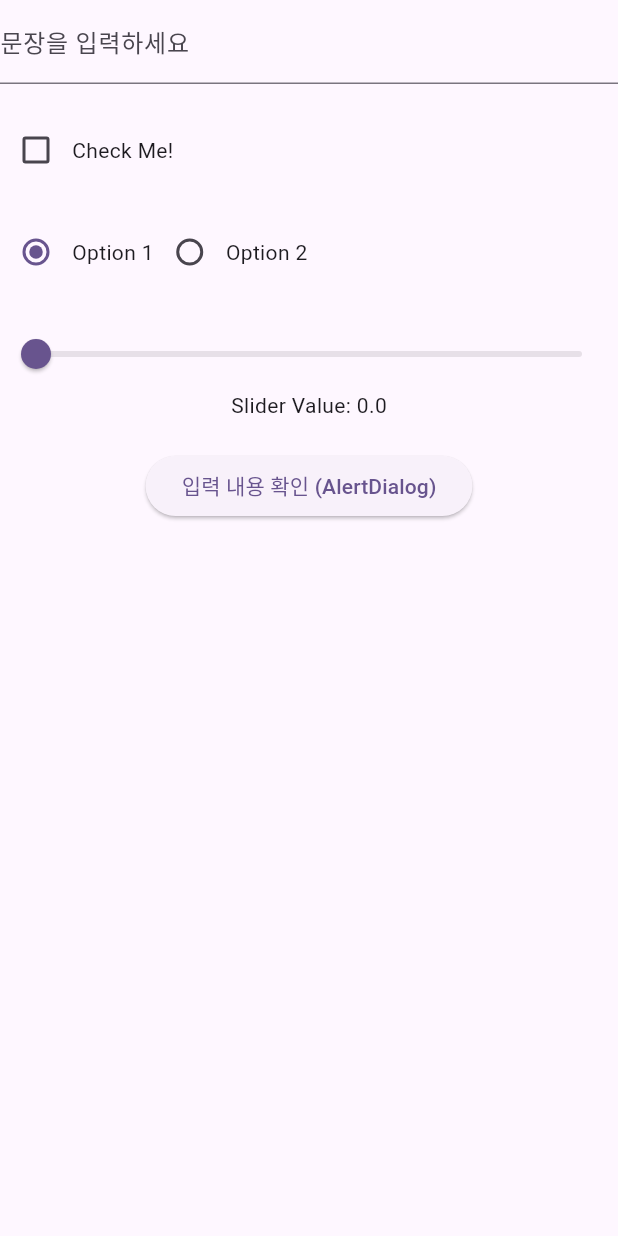
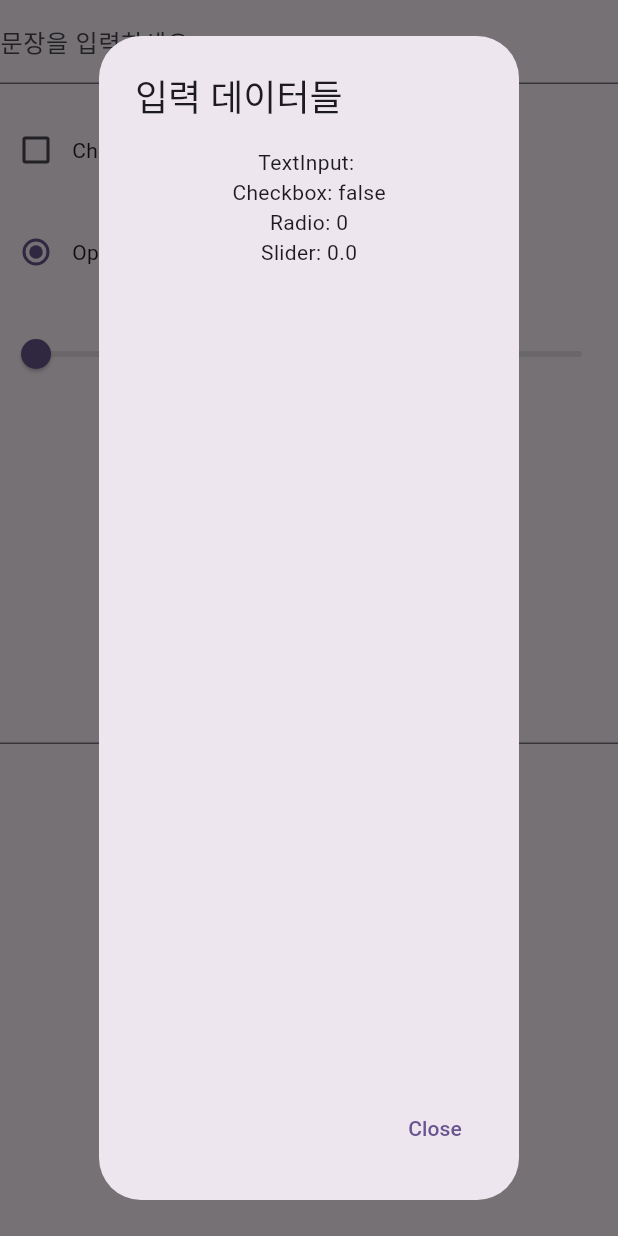
Before and after one commit to BLT24Q4/flutter_basics, a Flutter app: the InputWidgetExample widget shown alone on an empty page, opened directly, after a tap on "입력 내용 확인 (AlertDialog)", on a phone screen of 412 x 824 dp. Run offline on Flutter 3.47's test engine with Material 3 defaults, Android fonts, the phone set to English and light mode, and no system bars.

Commit message:
Update input_widget_example.dart

```diff
--- a/lib/widgets/input_widget_example.dart
+++ b/lib/widgets/input_widget_example.dart
@@ -19,7 +19,8 @@ class _InputWidgetExampleState extends State<InputWidgetExample> {
 
   @override
   Widget build(BuildContext context) {
-    return Column(
+    return SingleChildScrollView(
+      child: Column(
         children: <Widget>[
           TextField(
             controller: _controller,
@@ -52,7 +53,7 @@ class _InputWidgetExampleState extends State<InputWidgetExample> {
                 groupValue: _radioValue,
                 onChanged: (int? value) {
                   setState(() {
-                  _radioValue = value ?? 0;
+                    _radioValue = value ?? 0; //  value가 null이면 0으로 설정
                   });
                 },
               ),
@@ -62,7 +63,7 @@ class _InputWidgetExampleState extends State<InputWidgetExample> {
                 groupValue: _radioValue,
                 onChanged: (int? value) {
                   setState(() {
-                  _radioValue = value ?? 1;
+                    _radioValue = value ?? 1; //  value가 null이면 1로 설정
                   });
                 },
               ),
@@ -82,8 +83,40 @@ class _InputWidgetExampleState extends State<InputWidgetExample> {
           ),
           Text("Slider Value: ${_sliderValue.toStringAsFixed(1)}"),
           SizedBox(height: 20),
-        ElevatedButton(onPressed: () {}, child: Text("입력 내용 확인 (AlertDialog)")),
+          ElevatedButton(
+            onPressed: () {
+              //  AlertDialog 띄우기
+              showDialog(
+                context: context,
+                builder: (context) {
+                  return AlertDialog(
+                    title: const Text("입력 데이터들"),
+                    content: Column(
+                      children: <Widget>[
+                        Text("TextInput: $_inputText"), //  텍스트 입력 상자 값
+                        Text("Checkbox: $_isChecked"), //  체크 여부
+                        Text("Radio: $_radioValue"), //  선택된 라디오 옵션
+                        Text("Slider: ${_sliderValue.toStringAsFixed(1)}"),
                       ],
+                    ),
+                    actions: <Widget>[
+                      TextButton(
+                        onPressed: () {
+                          Navigator.of(context).pop(); //  스택에서 제거
+                        },
+                        child: const Text('Close'),
+                      ),
+                    ],
+                  );
+                },
+              );
+            },
+            child: Text("입력 내용 확인 (AlertDialog)"),
+          ),
+          SizedBox(height: 100),
+          TextField(),
+        ],
+      ),
     );
   }
 }
```
Lines whose indentation alone changed are shown as unchanged.
